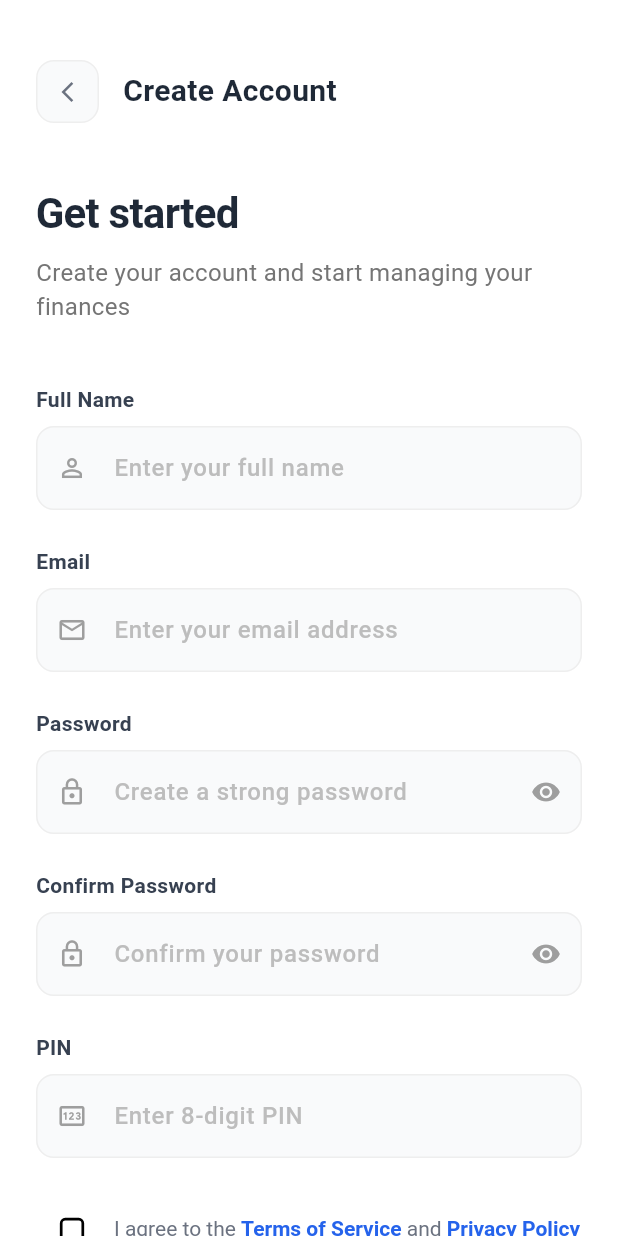
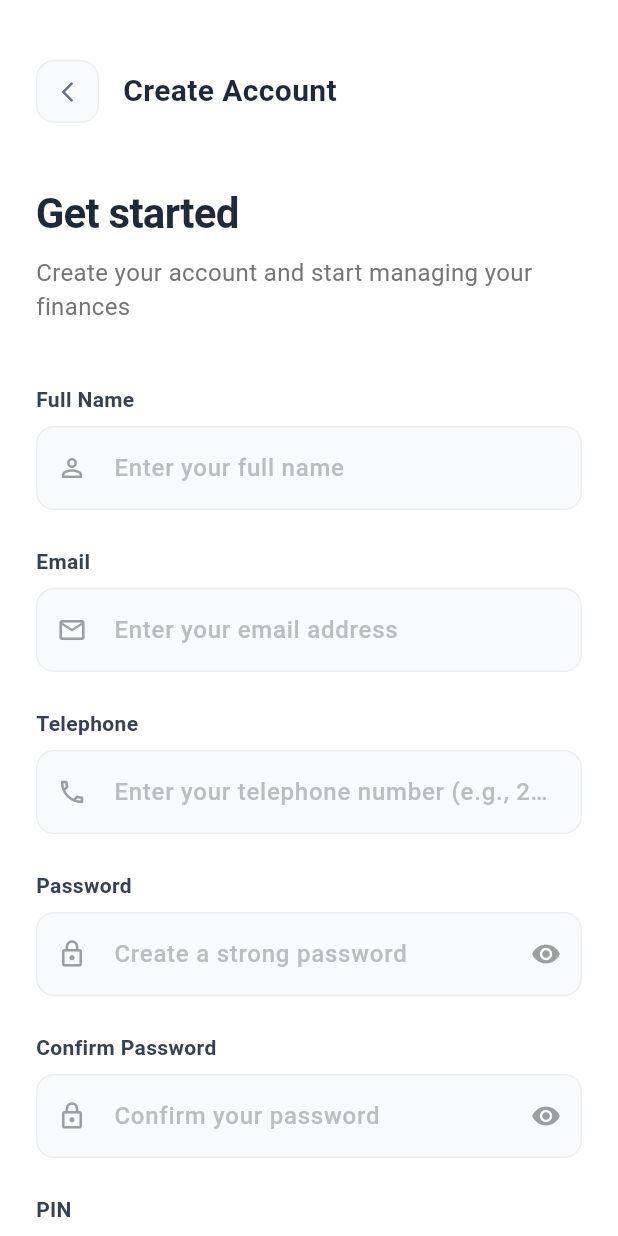
Before and after one commit to dkappiah/iSmart_Public, a Flutter app: the SignUpPage screen opened by its route, on a phone screen of 412 x 824 dp. Run offline on Flutter 3.47's test engine with Material 3 defaults, Android fonts, the light colour scheme and no system bars; our stand-ins replace flutter_dotenv, shared_preferences, supabase_flutter; accounts and stored records are empty.

Commit message:
added phone number field & controller

```diff
--- a/lib/pages/signUp.dart
+++ b/lib/pages/signUp.dart
@@ -12,6 +12,7 @@ class _SignUpPageState extends State<SignUpPage> {
   final _formKey = GlobalKey<FormState>();
   final _nameController = TextEditingController();
   final _emailController = TextEditingController();
+  final _telephoneController = TextEditingController();
   final _passwordController = TextEditingController();
   final _confirmPasswordController = TextEditingController();
   final _pinController = TextEditingController();
@@ -23,6 +24,7 @@ class _SignUpPageState extends State<SignUpPage> {
   void dispose() {
     _nameController.dispose();
     _emailController.dispose();
+    _telephoneController.dispose();
     _passwordController.dispose();
     _confirmPasswordController.dispose();
     _pinController.dispose();
@@ -173,6 +175,32 @@ class _SignUpPageState extends State<SignUpPage> {
             }
             if (!RegExp(r'^[\w-\.]+@([\w-]+\.)+[\w-]{2,4}$').hasMatch(value)) {
               return 'Please enter a valid email';
+            }
+            return null;
+          },
+        ),
+        const SizedBox(height: 24),
+
+        // Telephone Field
+        _buildTextField(
+          controller: _telephoneController,
+          label: 'Telephone',
+          hintText: 'Enter your telephone number (e.g., 233597456982)',
+          keyboardType: TextInputType.phone,
+          prefixIcon: Icons.phone_outlined,
+          inputFormatters: [
+            FilteringTextInputFormatter.digitsOnly,
+            LengthLimitingTextInputFormatter(12),
+          ],
+          validator: (value) {
+            if (value == null || value.isEmpty) {
+              return 'Please enter your telephone number';
+            }
+            if (value.length < 10) {
+              return 'Please enter a valid telephone number';
+            }
+            if (!RegExp(r'^[0-9]{10,12}$').hasMatch(value)) {
+              return 'Please enter a valid telephone number';
             }
             return null;
           },
```
Also changed, not shown: lib/widget/navBar.dart (+4 -4 lines).
